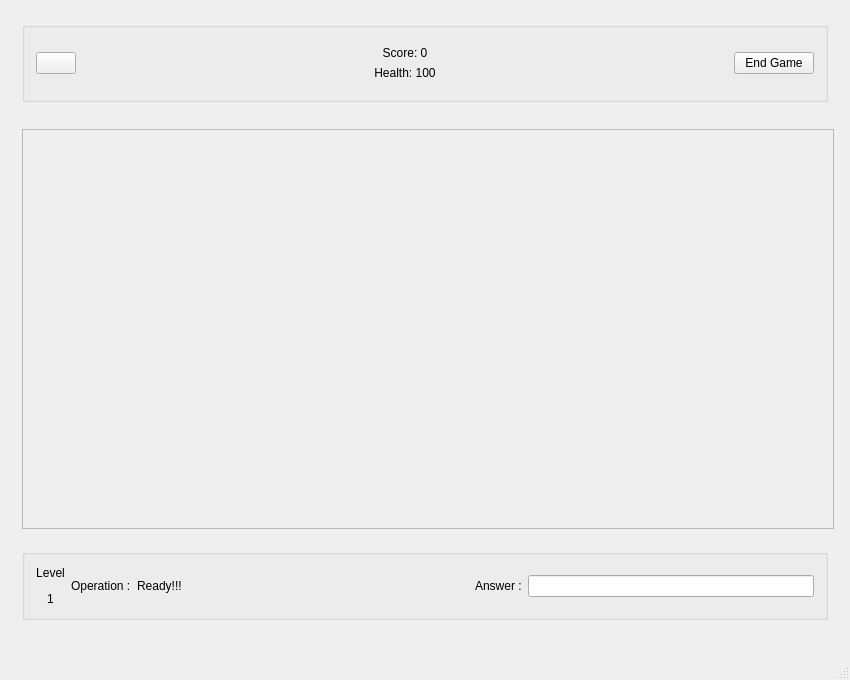
nphelpsiv/Education-App, file mainwindow.ui: the form before one commit.
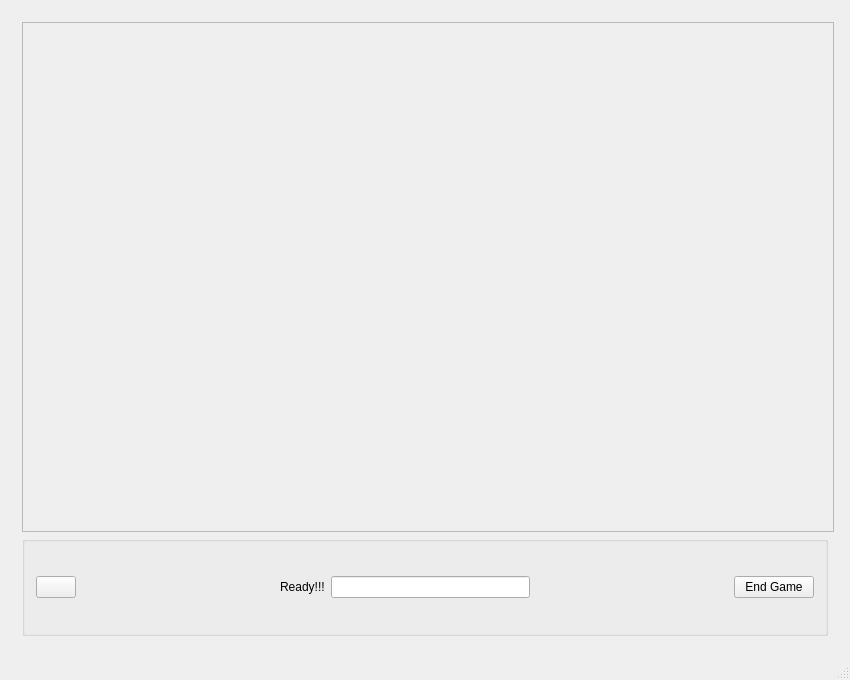
The form after the commit. The open tabs and pages were chosen to show the change. Icons and pictures are not drawn.

```diff
--- a/mainwindow.ui
+++ b/mainwindow.ui
@@ -1979,19 +1979,62 @@
           <property name="verticalSpacing">
            <number>4</number>
           </property>
-          <item row="0" column="1" alignment="Qt::AlignTop">
-           <widget class="QGroupBox" name="groupBox">
-            <property name="minimumSize">
+          <item row="3" column="0">
+           <widget class="QGroupBox" name="workPlaceGroupBox">
+            <property name="maximumSize">
              <size>
-              <width>0</width>
-              <height>80</height>
+              <width>16777215</width>
+              <height>100</height>
              </size>
             </property>
             <property name="title">
              <string/>
             </property>
-            <layout class="QGridLayout" name="gridLayout_9">
+            <layout class="QGridLayout" name="gridLayout_10">
+             <item row="0" column="3">
+              <widget class="QLineEdit" name="answerLineEdit">
+               <property name="focusPolicy">
+                <enum>Qt::NoFocus</enum>
+               </property>
+               <property name="inputMask">
+                <string/>
+               </property>
+              </widget>
+             </item>
+             <item row="0" column="2">
+              <widget class="QLabel" name="operatorLabel">
+               <property name="text">
+                <string>Ready!!!</string>
+               </property>
+              </widget>
+             </item>
              <item row="0" column="4">
+              <spacer name="horizontalSpacer_16">
+               <property name="orientation">
+                <enum>Qt::Horizontal</enum>
+               </property>
+               <property name="sizeHint" stdset="0">
+                <size>
+                 <width>40</width>
+                 <height>20</height>
+                </size>
+               </property>
+              </spacer>
+             </item>
+             <item row="0" column="1">
+              <spacer name="horizontalSpacer_22">
+               <property name="orientation">
+                <enum>Qt::Horizontal</enum>
+               </property>
+               <property name="sizeHint" stdset="0">
+                <size>
+                 <width>40</width>
+                 <height>20</height>
+                </size>
+               </property>
+              </spacer>
+             </item>
+             <item row="0" column="5">
               <widget class="QPushButton" name="endGamePushButton">
                <property name="focusPolicy">
                 <enum>Qt::NoFocus</enum>
@@ -2001,43 +2044,6 @@
                </property>
               </widget>
              </item>
-             <item row="0" column="3">
-              <spacer name="horizontalSpacer_19">
-               <property name="orientation">
-                <enum>Qt::Horizontal</enum>
-               </property>
-               <property name="sizeHint" stdset="0">
-                <size>
-                 <width>40</width>
-                 <height>20</height>
-                </size>
-               </property>
-              </spacer>
-             </item>
-             <item row="0" column="2">
-              <layout class="QVBoxLayout" name="verticalLayout_11">
-               <item>
-                <widget class="QLabel" name="scoreLabel">
-                 <property name="text">
-                  <string>Score: 0</string>
-                 </property>
-                 <property name="alignment">
-                  <set>Qt::AlignCenter</set>
-                 </property>
-                </widget>
-               </item>
-               <item>
-                <widget class="QLabel" name="healthLabel">
-                 <property name="text">
-                  <string>Health: 100</string>
-                 </property>
-                 <property name="alignment">
-                  <set>Qt::AlignCenter</set>
-                 </property>
-                </widget>
-               </item>
-              </layout>
-             </item>
              <item row="0" column="0">
               <widget class="QPushButton" name="muteButton">
                <property name="maximumSize">
@@ -2062,19 +2068,6 @@
                </property>
               </widget>
              </item>
-             <item row="0" column="1">
-              <spacer name="horizontalSpacer_18">
-               <property name="orientation">
-                <enum>Qt::Horizontal</enum>
-               </property>
-               <property name="sizeHint" stdset="0">
-                <size>
-                 <width>40</width>
-                 <height>20</height>
-                </size>
-               </property>
-              </spacer>
-             </item>
             </layout>
             <zorder>endGamePushButton</zorder>
             <zorder>muteButton</zorder>
@@ -2082,73 +2075,7 @@
             <zorder>horizontalSpacer_19</zorder>
            </widget>
           </item>
-          <item row="4" column="1" alignment="Qt::AlignVCenter">
-           <widget class="QGroupBox" name="workPlaceGroupBox">
-            <property name="maximumSize">
-             <size>
-              <width>16777215</width>
-              <height>100</height>
-             </size>
-            </property>
-            <property name="title">
-             <string/>
-            </property>
-            <layout class="QGridLayout" name="gridLayout_10">
-             <item row="0" column="3">
-              <spacer name="horizontalSpacer_16">
-               <property name="orientation">
-                <enum>Qt::Horizontal</enum>
-               </property>
-               <property name="sizeHint" stdset="0">
-                <size>
-                 <width>40</width>
-                 <height>20</height>
-                </size>
-               </property>
-              </spacer>
-             </item>
-             <item row="0" column="0">
-              <widget class="QLabel" name="levelLabel">
-               <property name="text">
-                <string>&lt;html&gt;&lt;head/&gt;&lt;body&gt;&lt;p align=&quot;center&quot;&gt;Level&lt;/p&gt;&lt;p align=&quot;center&quot;&gt;1&lt;/p&gt;&lt;/body&gt;&lt;/html&gt;</string>
-               </property>
-              </widget>
-             </item>
-             <item row="0" column="4">
-              <widget class="QLabel" name="answerLabel">
-               <property name="text">
-                <string>Answer :</string>
-               </property>
-              </widget>
-             </item>
-             <item row="0" column="2">
-              <widget class="QLabel" name="operatorLabel">
-               <property name="text">
-                <string>Ready!!!</string>
-               </property>
-              </widget>
-             </item>
-             <item row="0" column="5">
-              <widget class="QLineEdit" name="answerLineEdit">
-               <property name="focusPolicy">
-                <enum>Qt::NoFocus</enum>
-               </property>
-               <property name="inputMask">
-                <string/>
-               </property>
-              </widget>
-             </item>
-             <item row="0" column="1">
-              <widget class="QLabel" name="operationLabel">
-               <property name="text">
-                <string>Operation :</string>
-               </property>
-              </widget>
-             </item>
-            </layout>
-           </widget>
-          </item>
-          <item row="3" column="1" alignment="Qt::AlignHCenter|Qt::AlignVCenter">
+          <item row="0" column="0">
            <widget class="QFrame" name="gameRenderFrame">
             <property name="minimumSize">
              <size>
```
Left out of the diff: 8 changed lines with no effect on the pictures.
